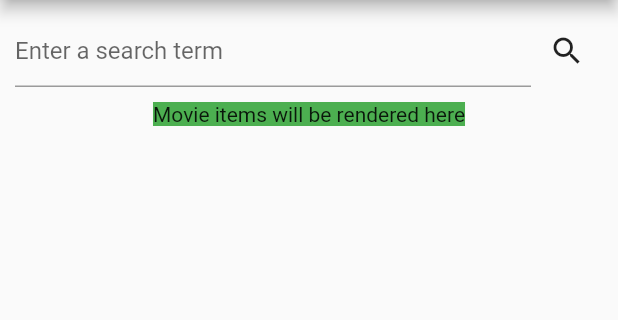
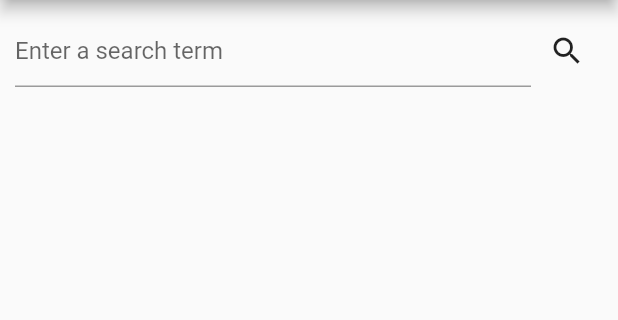
Before and after one commit to guruparan/fluttersamples, a Flutter app: the screen it shows after launch, on a phone screen of 412 x 824 dp, the part 84-404 px from its top. Run offline on Flutter 3.47's test engine with Material 2 defaults, Android fonts, the phone set to English and light mode, and no system bars.

Commit message:
Home screen updated for movie app

```diff
--- /dev/null
+++ b/moviesapp/lib/MoviesAppHome.dart
@@ -0,0 +1,61 @@
+import 'package:flutter/material.dart';
+import 'package:moviesapp/MovieList.dart';
+import 'package:moviesapp/MovieService.dart';
+import 'package:moviesapp/models/Movie.dart';
+import 'package:flutter/services.dart';
+
+class MoviesAppHome extends StatefulWidget {
+  @override
+  MoviesAppHomeState createState() => MoviesAppHomeState();
+}
+
+class MoviesAppHomeState extends State<MoviesAppHome> {
+  final searchTextController = new TextEditingController();
+  String searchText = "";
+
+  @override
+  void dispose() {
+    searchTextController.dispose();
+    super.dispose();
+  }
+
+  @override
+  Widget build(BuildContext context) {
+    return Column(
+      children: <Widget>[
+        Container(
+          child: Row(children: <Widget>[
+            Flexible(
+              child: TextField(
+                controller: searchTextController,
+                decoration: InputDecoration(hintText: 'Enter a search term'),
+              ),
+            ),
+            IconButton(
+              icon: Icon(Icons.search),
+              tooltip: 'Search Movies',
+              onPressed: () {
+                setState(() {
+                  searchText = searchTextController.text;
+                  SystemChannels.textInput.invokeMethod('TextInput.hide');
+                });
+              },
+            ),
+          ]),
+          padding: EdgeInsets.all(10),
+        ),
+        if (searchText.length > 0)
+          FutureBuilder<List<Movie>>(
+              future: searchMovies(searchText),
+              builder: (context, snapshot) {
+                if (snapshot.hasData) {
+                  return Expanded(child: MovieList(movies: snapshot.data));
+                } else if (snapshot.hasError) {
+                  return Text("${snapshot.error}");
+                }
+                return CircularProgressIndicator();
+              }),
+      ],
+    );
+  }
+}
--- a/moviesapp/lib/main.dart
+++ b/moviesapp/lib/main.dart
@@ -1,4 +1,5 @@
 import 'package:flutter/material.dart';
+import 'package:moviesapp/MoviesAppHome.dart';
 
 void main() => runApp(MoviesApp());
 
@@ -8,31 +9,10 @@ class MoviesApp extends StatelessWidget {
     return MaterialApp(
       title: 'Movies Sample',
       home: Scaffold(
-        appBar: AppBar(
-          title: Center(child: Text('Search Movies')),
-        ),
-        body: Column(
-          children: <Widget>[
-            Container(
-              child: Row(children: <Widget>[
-                Flexible(
-                  child: TextField(
-                    decoration:
-                        InputDecoration(hintText: 'Enter a search term'),
-                  ),
-                ),
-                IconButton(
-                  icon: Icon(Icons.search),
-                  tooltip: 'Search Movies',
-                  onPressed: () {},
-                ),
-              ]),
-              padding: EdgeInsets.all(10),
-            ),
-            Container(color: Colors.green,child: Text("Movie items will be rendered here"),)
-          ],
-        ),
-      ),
+          appBar: AppBar(
+            title: Center(child: Text('Search Movies')),
+          ),
+          body: MoviesAppHome()),
     );
   }
 }
--- /dev/null
+++ b/moviesapp/lib/models/Movie.dart
@@ -0,0 +1,18 @@
+class Movie {
+  final String title;
+  final String year;
+  final String type;
+  final String poster;
+  final String imdbID;
+
+  Movie({this.title, this.year, this.type, this.poster, this.imdbID});
+
+  factory Movie.fromJson(Map<String, dynamic> json) {
+    return Movie(
+        title: json['Title'],
+        year: json['Year'],
+        type: json['Type'],
+        poster: json['Poster'],
+        imdbID: json['imdbID']);
+  }
+}
--- a/moviesapp/pubspec.yaml
+++ b/moviesapp/pubspec.yaml
@@ -17,6 +17,7 @@ environment:
   sdk: ">=2.1.0 <3.0.0"
 
 dependencies:
+  http: "0.12.0"
   flutter:
     sdk: flutter
 
```
Also changed, not shown: moviesapp/lib/MovieItem.dart (+39 -0 lines), moviesapp/lib/MovieList.dart (+28 -0 lines), moviesapp/lib/MovieService.dart (added, +24 -0 lines), moviesapp/pubspec.lock.
